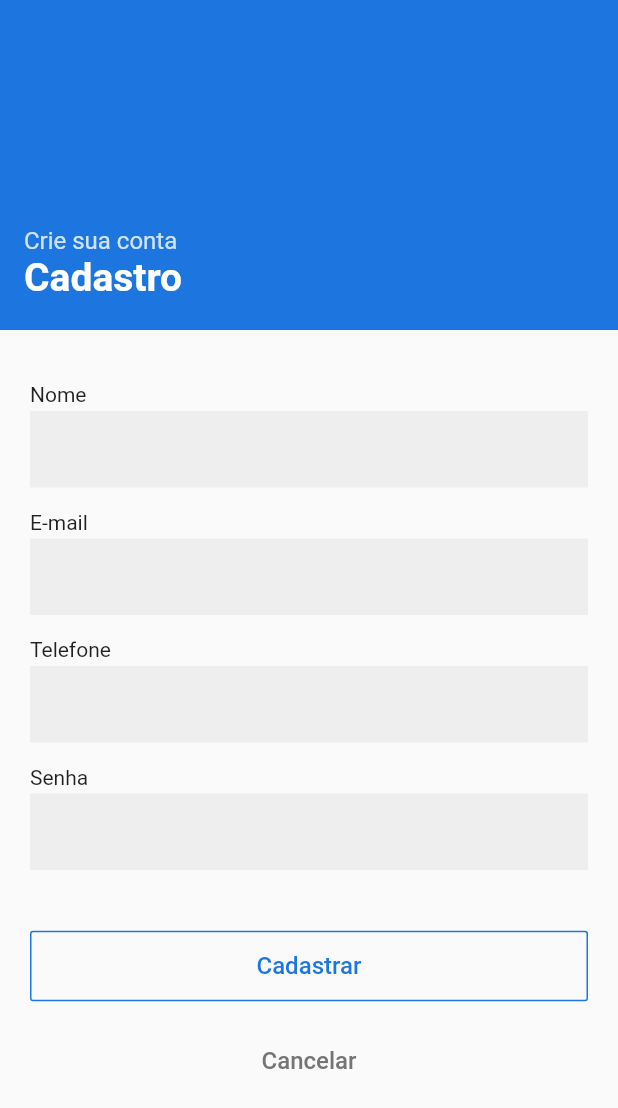
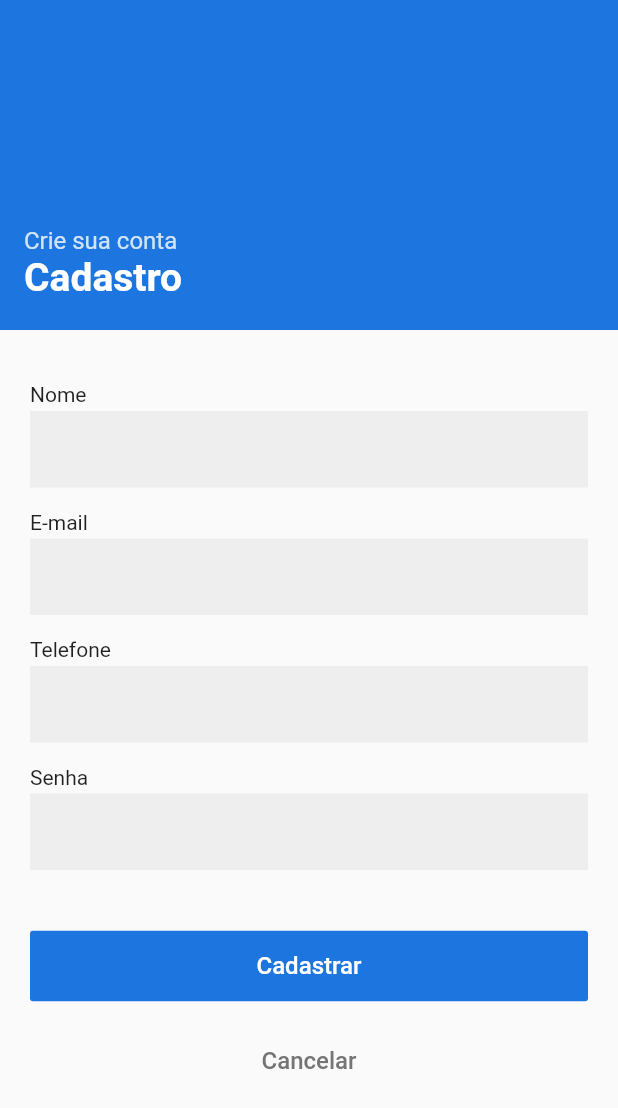
Before and after one commit to juliatiLucas/app_questionario, a Flutter app: the SignUpView screen opened directly, on a phone screen of 412 x 824 dp. Shown: the top 1108 px of the screen. Run offline on Flutter 3.47's test engine with Material 2 defaults, Android fonts, the phone set to English and light mode, and no system bars; our stand-ins replace dio, firebase_core, firebase_storage, get, google_fonts, image_picker and 1 more; accounts and stored records are empty; statements that could not run were skipped.

Commit message:
pequena modificação na forma em que opções sao exibidas

```diff
--- a/lib/containers/home/controllers/home.c.dart
+++ b/lib/containers/home/controllers/home.c.dart
@@ -46,7 +46,6 @@ class HomeController extends GetxController {
         .then((res) {
       if (res.statusCode == 200) {
         for (var r in json.decode(res.body)) respostas.add(new RespostaModel.fromJson(r));
-
         this.respostas.value = respostas;
 
         update();
--- a/lib/containers/login/signup.v.dart
+++ b/lib/containers/login/signup.v.dart
@@ -24,9 +24,7 @@ class SignUpView extends StatelessWidget {
                     crossAxisAlignment: CrossAxisAlignment.start,
                     mainAxisAlignment: MainAxisAlignment.end,
                     children: [
-                      Opacity(
-                          opacity: 0.8,
-                          child: Text('Crie sua conta', style: TextStyle(color: Colors.white, fontSize: 16))),
+                      Opacity(opacity: 0.8, child: Text('Crie sua conta', style: TextStyle(color: Colors.white, fontSize: 16))),
                       Text(
                         'Cadastro',
                         style: TextStyle(color: Colors.white, fontWeight: FontWeight.bold, fontSize: 26),
@@ -48,14 +46,12 @@ class SignUpView extends StatelessWidget {
                       Text('Senha'),
                       RecInput(controller: ctr.password, obscureText: true),
                       SizedBox(height: 25),
-                      OutlineButton(
-                        borderSide: BorderSide(color: Theme.of(context).primaryColor),
-                        highlightColor: Theme.of(context).primaryColor.withOpacity(0.2),
-                        splashColor: Theme.of(context).primaryColor.withOpacity(0.2),
+                      FlatButton(
+                        color: Theme.of(context).primaryColor,
                         padding: EdgeInsets.symmetric(vertical: 14),
                         child: Text(
                           'Cadastrar',
-                          style: TextStyle(color: Theme.of(context).primaryColor, fontSize: 16),
+                          style: TextStyle(color: Colors.white, fontSize: 16),
                         ),
                         onPressed: () => ctr.signUp(context),
                       ),
```
Also changed, not shown: lib/containers/questionario/widgets/resposta_card.dart (+16 -4 lines).
